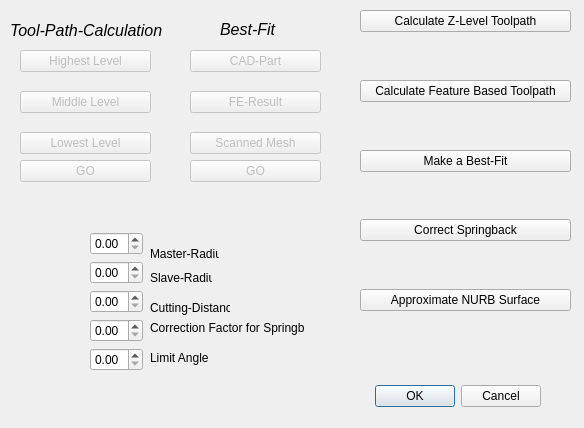
This is src/Mod/Cam/Gui/Cutting.ui in berndhahnebach/All_FreeCAD as Qt 5 draws it before an edit. The edited form follows.
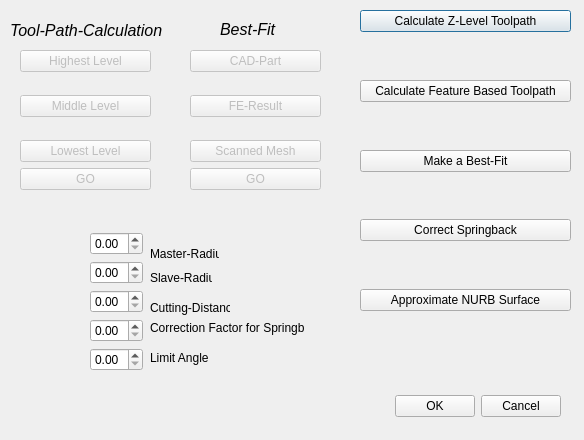
This is the edited form.

What changed in the file:
```diff
--- a/src/Mod/Cam/Gui/Cutting.ui
+++ b/src/Mod/Cam/Gui/Cutting.ui
@@ -6,7 +6,7 @@
     <x>0</x>
     <y>0</y>
     <width>584</width>
-    <height>428</height>
+    <height>440</height>
    </rect>
   </property>
   <property name="windowTitle" >
@@ -169,29 +169,13 @@
     </item>
    </layout>
   </widget>
-  <widget class="QDialogButtonBox" name="buttonBox" >
-   <property name="geometry" >
-    <rect>
-     <x>200</x>
-     <y>380</y>
-     <width>341</width>
-     <height>32</height>
-    </rect>
-   </property>
-   <property name="orientation" >
-    <enum>Qt::Horizontal</enum>
-   </property>
-   <property name="standardButtons" >
-    <set>QDialogButtonBox::Cancel|QDialogButtonBox::NoButton|QDialogButtonBox::Ok</set>
-   </property>
-  </widget>
   <widget class="QWidget" name="verticalLayout" >
    <property name="geometry" >
     <rect>
      <x>20</x>
      <y>50</y>
      <width>131</width>
-     <height>132</height>
+     <height>140</height>
     </rect>
    </property>
    <layout class="QVBoxLayout" >
@@ -275,7 +259,7 @@
      <x>190</x>
      <y>50</y>
      <width>131</width>
-     <height>132</height>
+     <height>140</height>
     </rect>
    </property>
    <layout class="QVBoxLayout" >
@@ -457,6 +441,51 @@
     </item>
    </layout>
   </widget>
+  <widget class="QWidget" name="layoutWidget" >
+   <property name="geometry" >
+    <rect>
+     <x>210</x>
+     <y>390</y>
+     <width>351</width>
+     <height>33</height>
+    </rect>
+   </property>
+   <layout class="QHBoxLayout" >
+    <property name="margin" >
+     <number>0</number>
+    </property>
+    <property name="spacing" >
+     <number>6</number>
+    </property>
+    <item>
+     <spacer>
+      <property name="orientation" >
+       <enum>Qt::Horizontal</enum>
+      </property>
+      <property name="sizeHint" >
+       <size>
+        <width>131</width>
+        <height>31</height>
+       </size>
+      </property>
+     </spacer>
+    </item>
+    <item>
+     <widget class="QPushButton" name="okButton" >
+      <property name="text" >
+       <string>OK</string>
+      </property>
+     </widget>
+    </item>
+    <item>
+     <widget class="QPushButton" name="cancelButton" >
+      <property name="text" >
+       <string>Cancel</string>
+      </property>
+     </widget>
+    </item>
+   </layout>
+  </widget>
  </widget>
  <resources/>
  <connections>
```
Left out of the diff: 39 changed lines with no effect on the pictures.
